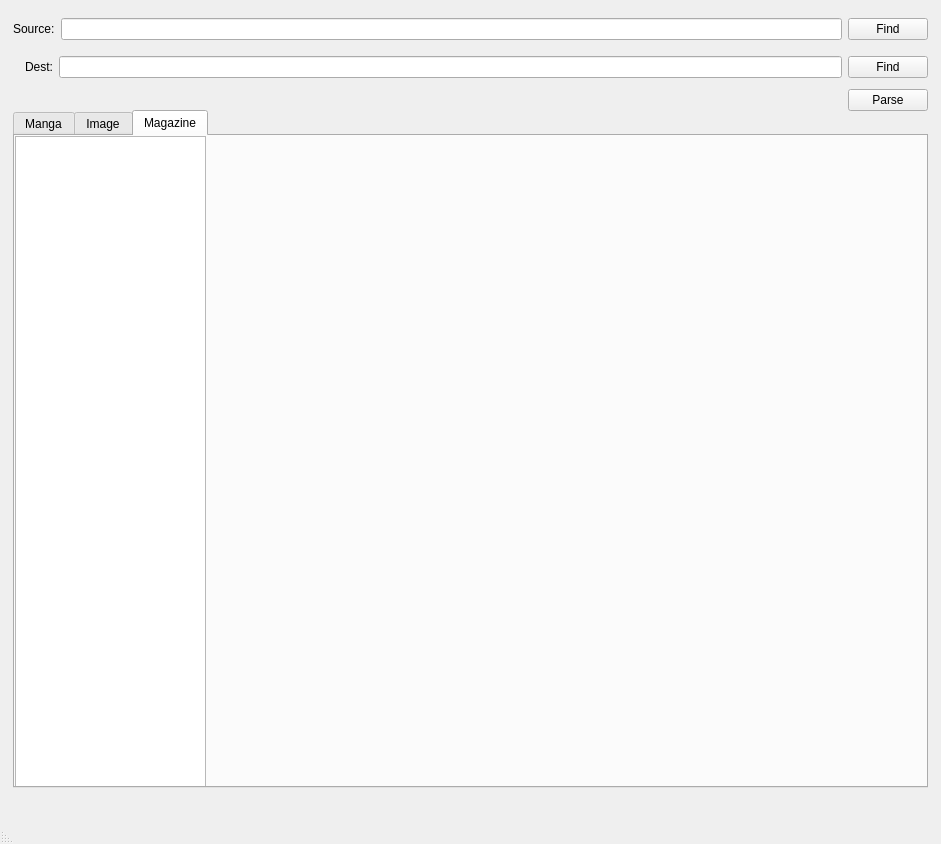
The window that mainwindow.ui (tp6vup54/pyroman) describes before a commit, drawn with Qt 5.
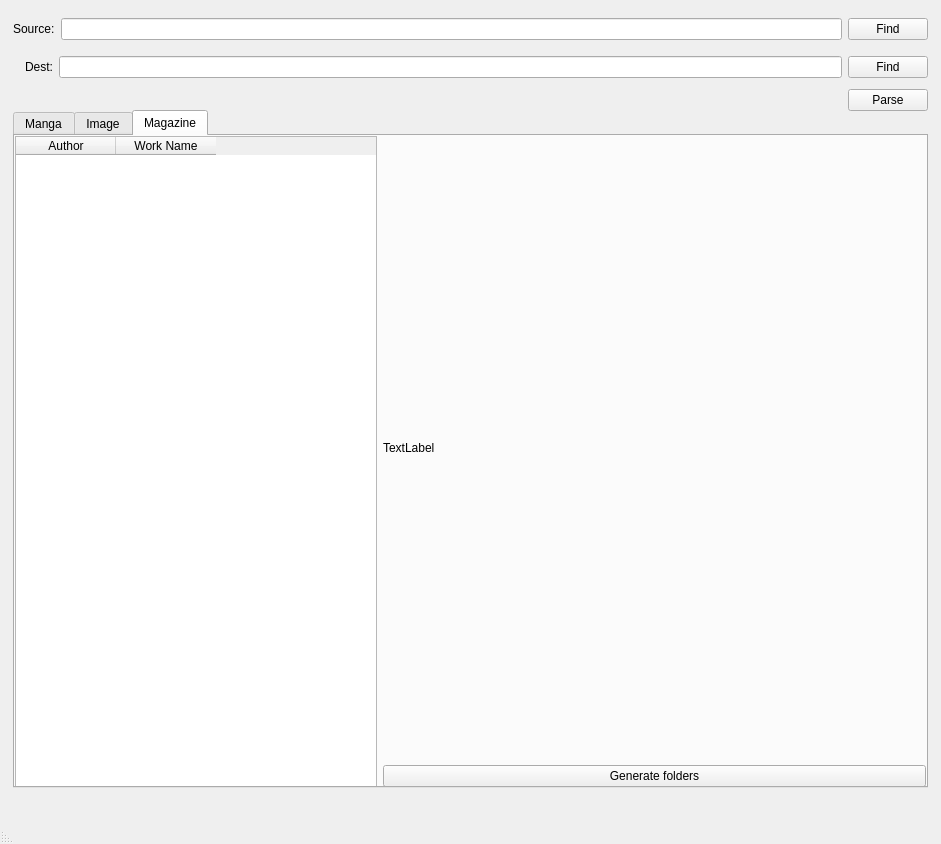
The same window after the commit. The open tabs and pages were chosen to show the change.

The edit to the form file:
```diff
--- a/mainwindow.ui
+++ b/mainwindow.ui
@@ -278,15 +278,49 @@
         <attribute name="title">
          <string>Magazine</string>
         </attribute>
-        <widget class="QTreeView" name="treeView">
+        <widget class="QWidget" name="horizontalLayoutWidget_2">
          <property name="geometry">
           <rect>
            <x>0</x>
            <y>0</y>
-           <width>191</width>
+           <width>911</width>
            <height>651</height>
           </rect>
          </property>
+         <layout class="QHBoxLayout" name="horizontalLayout_3" stretch="4,6">
+          <item>
+           <widget class="QTableWidget" name="tableWidgetMagazine">
+            <column>
+             <property name="text">
+              <string>Author</string>
+             </property>
+            </column>
+            <column>
+             <property name="text">
+              <string>Work Name</string>
+             </property>
+            </column>
+           </widget>
+          </item>
+          <item>
+           <layout class="QVBoxLayout" name="verticalLayout_2">
+            <item>
+             <widget class="QLabel" name="label_work_preview">
+              <property name="text">
+               <string>TextLabel</string>
+              </property>
+             </widget>
+            </item>
+            <item>
+             <widget class="QPushButton" name="pushButton_gen">
+              <property name="text">
+               <string>Generate folders</string>
+              </property>
+             </widget>
+            </item>
+           </layout>
+          </item>
+         </layout>
         </widget>
        </widget>
       </widget>
```
Left out of the diff: 4 changed lines with no effect on the pictures.
